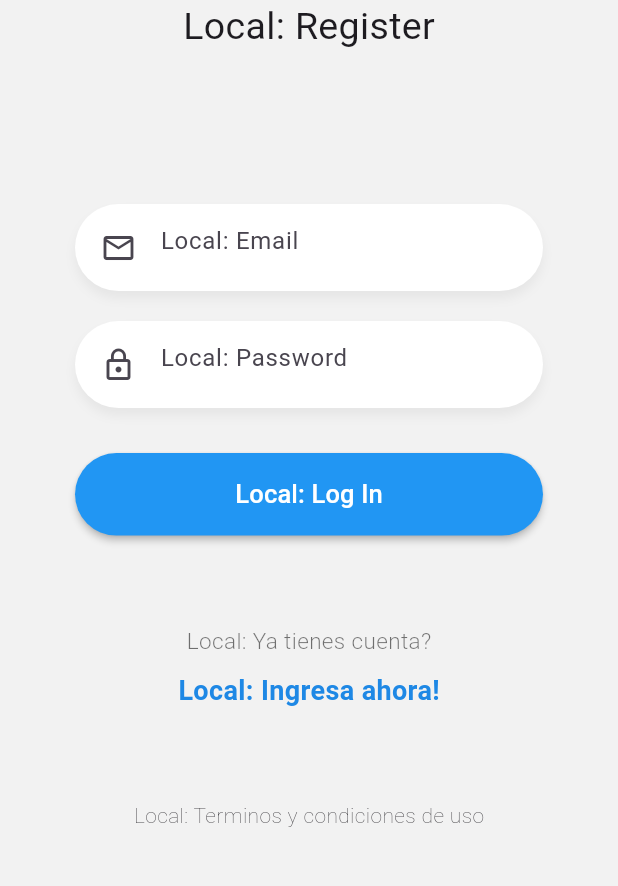
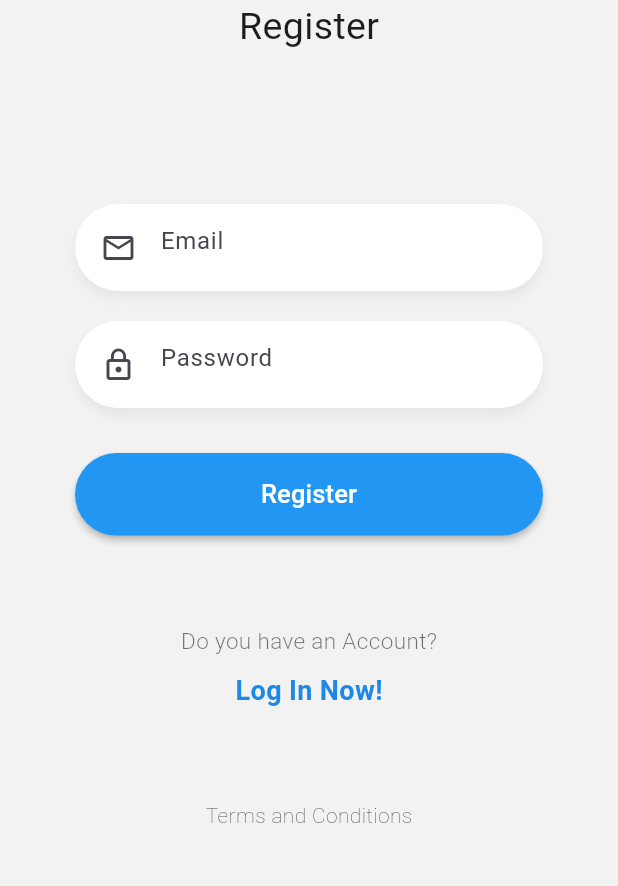
Before and after one commit to RSSerna/FlutterRealTimeChatSockets, a Flutter app: the RegisterScreen screen opened by its route, on a phone screen of 412 x 824 dp, the part 282-1168 px from its top. Run offline on Flutter 3.47's test engine with Material 3 defaults, Android fonts, the phone set to English and light mode, and no system bars; our stand-ins replace flutter_bloc, get_it, go_router, pull_to_refresh; generated files the repository leaves out were written again.

```diff
--- /dev/null
+++ b/flutterrealtimechatsockets/l10n.yaml
@@ -0,0 +1,3 @@
+arb-dir: lib/l10n
+template-arb-file: app_es.arb
+output-localization-dart: app_localization.dart
--- /dev/null
+++ b/flutterrealtimechatsockets/lib/features/home/presentation/bloc/home_event.dart
@@ -0,0 +1,5 @@
+part of 'home_bloc.dart';
+
+sealed class HomeEvent {}
+
+class HomeRefreshEvent extends HomeEvent {}
--- a/flutterrealtimechatsockets/lib/features/login/presentation/screens/login_screen.dart
+++ b/flutterrealtimechatsockets/lib/features/login/presentation/screens/login_screen.dart
@@ -1,10 +1,11 @@
 import 'package:flutter/material.dart';
+import 'package:go_router/go_router.dart';
+import 'package:flutter_gen/gen_l10n/app_localizations.dart';
 import 'package:flutterrealtimechatsockets/core/constants/router_paths.dart';
 import 'package:flutterrealtimechatsockets/core/widgets/custom_elevated_button_widget.dart';
 import 'package:flutterrealtimechatsockets/core/widgets/custom_input_widget.dart';
 import 'package:flutterrealtimechatsockets/core/widgets/labels_widget.dart';
 import 'package:flutterrealtimechatsockets/core/widgets/logo_widget.dart';
-import 'package:go_router/go_router.dart';
 
 class LoginScreen extends StatelessWidget {
   const LoginScreen({super.key});
@@ -26,15 +27,15 @@ class LoginScreen extends StatelessWidget {
                 ),
                 const LoginForm(),
                 LabelsWidget(
-                  subtitle: 'Local: No tienes cuenta?',
+                  subtitle: AppLocalizations.of(context)!.dontHaveAccount,
                   onTap: () {
                     context.push(RouterPaths.register);
                   },
-                  title: 'Local:  Crear una ahora!',
+                  title: AppLocalizations.of(context)!.createOneNow,
                 ),
-                const Text(
-                  'Local: Terminos y condiciones de uso',
-                  style: TextStyle(fontWeight: FontWeight.w200),
+                Text(
+                  AppLocalizations.of(context)!.termsAndConditions,
+                  style: const TextStyle(fontWeight: FontWeight.w200),
                 )
               ],
             ),
@@ -58,7 +59,7 @@ class LoginForm extends StatelessWidget {
       padding: const EdgeInsets.symmetric(horizontal: 50),
       child: Column(children: [
         CustomInput(
-          hintText: 'Local: Email',
+          hintText: AppLocalizations.of(context)!.email,
           iconData: Icons.email_outlined,
           textInputType: TextInputType.emailAddress,
           textEditingController: emailCtrl,
@@ -67,7 +68,7 @@ class LoginForm extends StatelessWidget {
           height: 20,
         ),
         CustomInput(
-          hintText: 'Local: Password',
+          hintText: AppLocalizations.of(context)!.password,
           iconData: Icons.lock_outline,
           textInputType: TextInputType.visiblePassword,
           textEditingController: passwordCtrl,
@@ -76,7 +77,7 @@ class LoginForm extends StatelessWidget {
           height: 30,
         ),
         CustomElevatedButton(
-          text: 'Local: Log In',
+          text: AppLocalizations.of(context)!.login,
           onPressed: () {},
         )
       ]),
--- /dev/null
+++ b/flutterrealtimechatsockets/lib/features/register/presentation/bloc/register_bloc.dart
@@ -0,0 +1,13 @@
+
+import 'package:flutter_bloc/flutter_bloc.dart';
+
+part 'register_event.dart';
+part 'register_state.dart';
+
+class RegisterBloc extends Bloc<RegisterEvent, RegisterState> {
+  RegisterBloc() : super(RegisterInitialState()) {
+    on<RegisterEvent>((event, emit) {
+      // TODO: implement event handler
+    });
+  }
+}
--- /dev/null
+++ b/flutterrealtimechatsockets/lib/features/register/presentation/bloc/register_event.dart
@@ -0,0 +1,3 @@
+part of 'register_bloc.dart';
+
+sealed class RegisterEvent {}
--- a/flutterrealtimechatsockets/lib/features/register/presentation/screens/register_screen.dart
+++ b/flutterrealtimechatsockets/lib/features/register/presentation/screens/register_screen.dart
@@ -1,5 +1,6 @@
 import 'package:flutter/material.dart';
 import 'package:go_router/go_router.dart';
+import 'package:flutter_gen/gen_l10n/app_localizations.dart';
 import 'package:flutterrealtimechatsockets/core/widgets/custom_elevated_button_widget.dart';
 import 'package:flutterrealtimechatsockets/core/widgets/custom_input_widget.dart';
 import 'package:flutterrealtimechatsockets/core/widgets/labels_widget.dart';
@@ -20,20 +21,20 @@ class RegisterScreen extends StatelessWidget {
             child: Column(
               mainAxisAlignment: MainAxisAlignment.spaceBetween,
               children: [
-                const LogoWidget(
-                  text: 'Local: Register',
+                LogoWidget(
+                  text: AppLocalizations.of(context)!.register,
                 ),
                 const _LoginForm(),
                 LabelsWidget(
-                  subtitle: 'Local: Ya tienes cuenta?',
+                  subtitle: AppLocalizations.of(context)!.haveAccount,
                   onTap: () {
                     context.pop();
                   },
-                  title: 'Local: Ingresa ahora!',
+                  title: AppLocalizations.of(context)!.loginNow,
                 ),
-                const Text(
-                  'Local: Terminos y condiciones de uso',
-                  style: TextStyle(fontWeight: FontWeight.w200),
+                Text(
+                  AppLocalizations.of(context)!.termsAndConditions,
+                  style: const TextStyle(fontWeight: FontWeight.w200),
                 )
               ],
             ),
@@ -57,7 +58,7 @@ class _LoginForm extends StatelessWidget {
       padding: const EdgeInsets.symmetric(horizontal: 50),
       child: Column(children: [
         CustomInput(
-          hintText: 'Local: Email',
+          hintText: AppLocalizations.of(context)!.email,
           iconData: Icons.email_outlined,
           textInputType: TextInputType.emailAddress,
           textEditingController: emailCtrl,
@@ -66,7 +67,7 @@ class _LoginForm extends StatelessWidget {
           height: 20,
         ),
         CustomInput(
-          hintText: 'Local: Password',
+          hintText: AppLocalizations.of(context)!.password,
           iconData: Icons.lock_outline,
           textInputType: TextInputType.visiblePassword,
           textEditingController: passwordCtrl,
@@ -75,7 +76,7 @@ class _LoginForm extends StatelessWidget {
           height: 30,
         ),
         CustomElevatedButton(
-          text: 'Local: Log In',
+          text: AppLocalizations.of(context)!.register,
           onPressed: () {},
         )
       ]),
--- /dev/null
+++ b/flutterrealtimechatsockets/lib/l10n/app_en.arb
@@ -0,0 +1,11 @@
+{
+    "createOneNow": "Create one now!",
+    "dontHaveAccount": "Don't have an account?",
+    "termsAndConditions": "Terms and Conditions",
+    "email": "Email",
+    "login": "Log In",
+    "register": "Register",
+    "haveAccount": "Do you have an Account?",
+    "loginNow": "Log In Now!",
+    "password":"Password"
+}
--- a/flutterrealtimechatsockets/lib/my_app.dart
+++ b/flutterrealtimechatsockets/lib/my_app.dart
@@ -2,7 +2,7 @@
 import 'package:flutter/material.dart';
 import 'package:flutterrealtimechatsockets/core/di/injection_container.dart';
 import 'package:flutterrealtimechatsockets/core/router/app_routes.dart';
-
+import 'package:flutter_gen/gen_l10n/app_localizations.dart';
 // import 'package:flutter_bloc/flutter_bloc.dart';
 
 
@@ -39,6 +39,8 @@ class MainApp extends StatelessWidget {
   @override
   Widget build(BuildContext context) {
     return MaterialApp.router(
+      localizationsDelegates: AppLocalizations.localizationsDelegates,
+      supportedLocales: AppLocalizations.supportedLocales,
       debugShowCheckedModeBanner: false,
       title: 'Material App',
       routerConfig: router,
```
Also changed, not shown: flutterrealtimechatsockets/lib/features/home/presentation/bloc/home_bloc.dart (added, +15 -0 lines), flutterrealtimechatsockets/lib/features/home/presentation/bloc/home_state.dart (added, +8 -0 lines), flutterrealtimechatsockets/lib/features/home/presentation/screens/home_screen.dart (+57 -9 lines), flutterrealtimechatsockets/lib/features/register/presentation/bloc/register_state.dart (added, +8 -0 lines), flutterrealtimechatsockets/lib/l10n/app_es.arb (added, +11 -0 lines), flutterrealtimechatsockets/lib/l10n/l10n.dart (added, +8 -0 lines), flutterrealtimechatsockets/pubspec.yaml (+6 -12 lines), flutterrealtimechatsockets/pubspec.lock.
